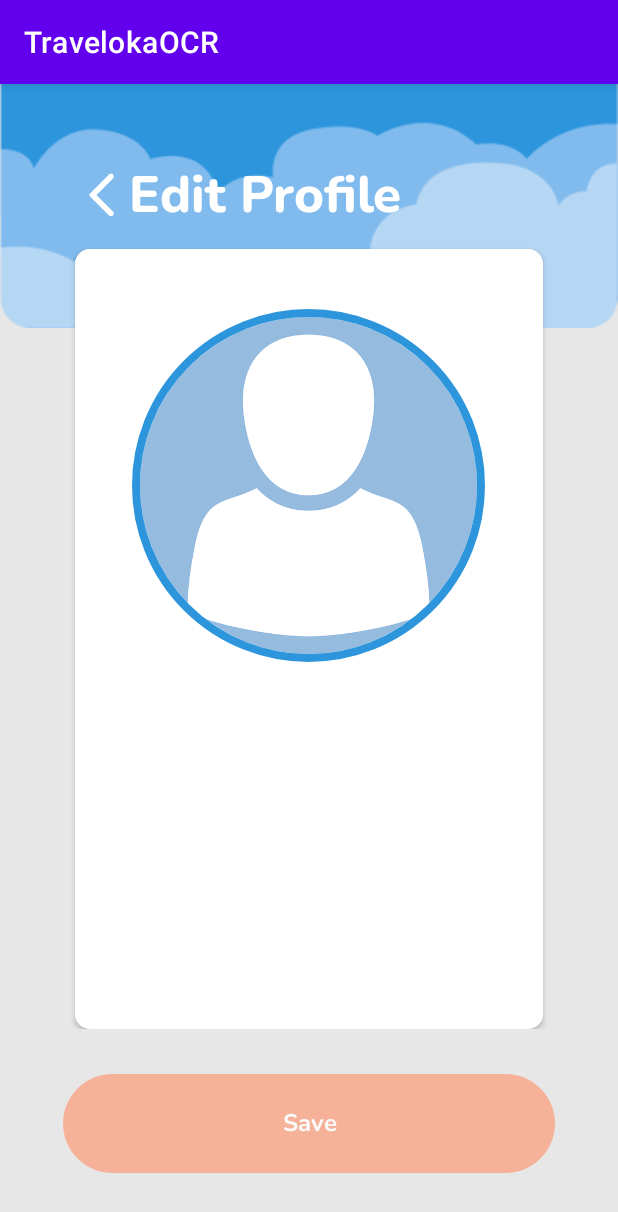
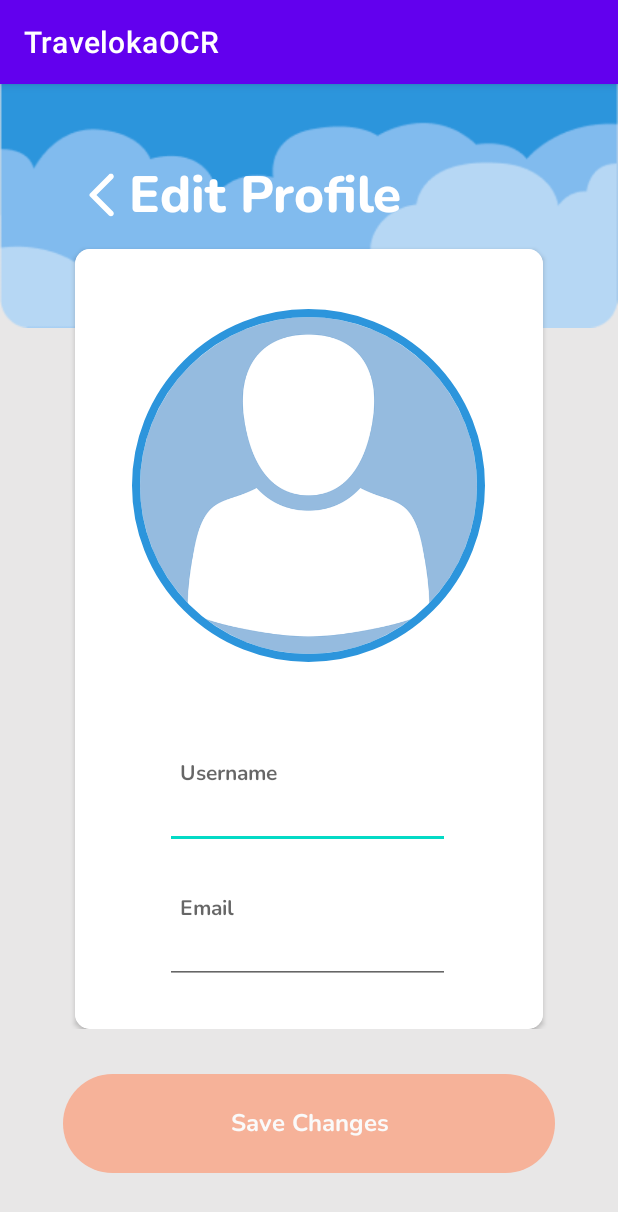
Before and after one commit to capstone-bangkit-c22-ky01/TravelokaOCR, an Android app: the EditProfileActivity screen opened directly, with no data from a screen before it, on a phone screen of 412 x 824 dp. Shown: the top 1212 px of the screen. Run offline under Robolectric (Android 15) with nearby library versions, the phone set to English and light mode, and no system bars; our stand-ins replace CircleImageView; 1 statement that could not run was skipped.

Commit message:
update .xml edit profile

```diff
--- a/app/src/main/res/layout/activity_edit_profile.xml
+++ b/app/src/main/res/layout/activity_edit_profile.xml
@@ -86,11 +86,43 @@
                     android:layout_marginTop="280dp"
                     android:layout_marginStart="50dp"
                     android:layout_marginEnd="50dp" />
-                </androidx.cardview.widget.CardView>
+
+                <com.example.travelokaocr.ui.customview.CustomEditText
+                    android:id="@+id/edt_username"
+                    android:layout_width="190dp"
+                    android:layout_height="100dp"
+                    android:layout_marginTop="300dp"
+                    android:layout_marginStart="60dp"
+                    android:fontFamily="@font/nunito_bold"
+                    android:layout_gravity="start|center_horizontal"
+                    android:hint="@string/username"
+                    android:inputType="text"
+                    android:paddingStart="10dp"
+                    android:paddingEnd="10dp"
+                    android:textSize="14sp"
+                    android:textColor="@color/secondary90"/>
+
+                <com.example.travelokaocr.ui.customview.CustomEditText
+                    android:id="@+id/edt_email"
+                    android:layout_width="190dp"
+                    android:layout_height="100dp"
+                    android:layout_marginTop="390dp"
+                    android:layout_marginStart="60dp"
+                    android:fontFamily="@font/nunito_bold"
+                    android:layout_gravity="start|center_horizontal"
+                    android:hint="@string/email"
+                    android:inputType="text"
+                    android:paddingStart="10dp"
+                    android:paddingEnd="10dp"
+                    android:textSize="14sp"
+                    android:textColor="@color/secondary90" />
+            </androidx.cardview.widget.CardView>
+
+
         </RelativeLayout>
 
         <com.example.travelokaocr.ui.customview.CustomButton
-            android:id="@+id/btn_logout"
+            android:id="@+id/btn_save_changes"
             app:layout_constraintStart_toStartOf="parent"
             app:layout_constraintEnd_toEndOf="parent"
             app:layout_constraintBottom_toBottomOf="parent"
@@ -102,7 +134,7 @@
             android:background="@drawable/bg_button"
             android:enabled="false"
             android:fontFamily="@font/nunito_bold"
-            android:text="@string/save"
+            android:text="@string/save_changes"
             android:textColor="@color/white" />
 
     </androidx.constraintlayout.widget.ConstraintLayout>
--- a/app/src/main/res/values/strings.xml
+++ b/app/src/main/res/values/strings.xml
@@ -59,5 +59,5 @@
     <string name="submit">Submit</string>
     <string name="ic_back">icon back</string>
     <string name="upload_image">Upload Image</string>
-    <string name="save">Save</string>
+    <string name="save_changes">Save Changes</string>
 </resources>
```
